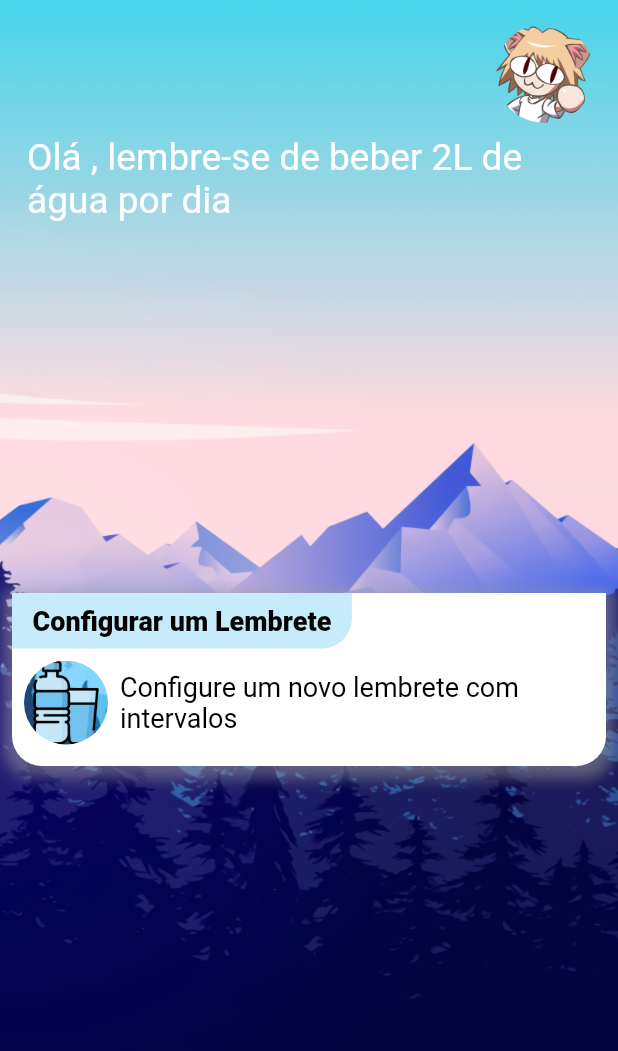
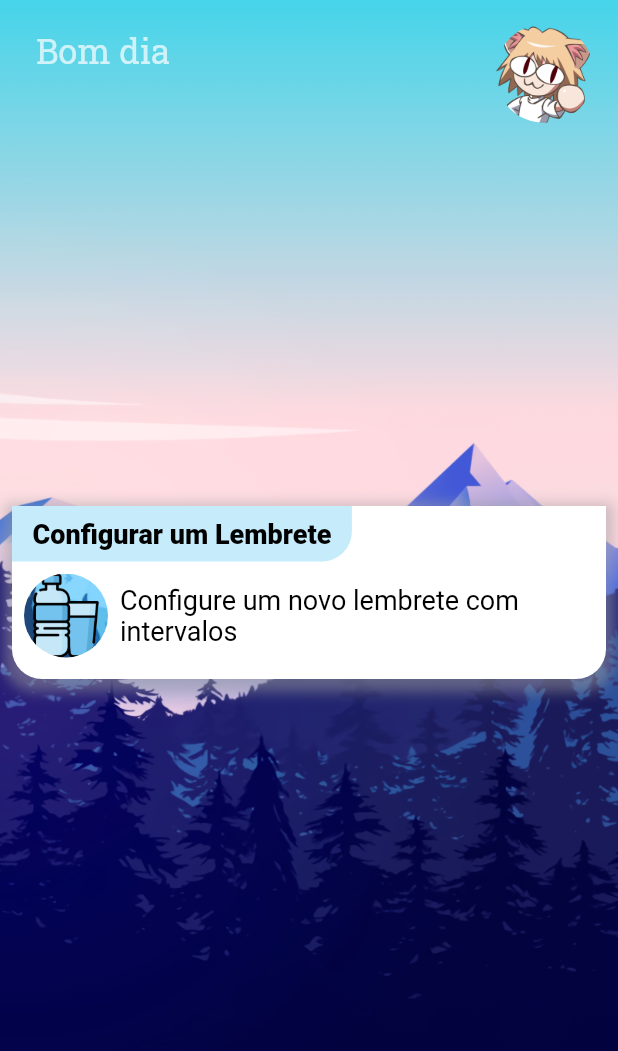
Before and after one commit to wesleydevsouza/water_reminder, a Flutter app: the Home screen opened by its route, on a phone screen of 412 x 824 dp. Shown: the top 1051 px of the screen. Run offline on Flutter 3.47's test engine with Material 2 defaults, Android fonts, the phone set to English and light mode, and no system bars; our stand-ins replace awesome_snackbar_content, flutter_local_notifications, google_fonts, page_transition, rxdart, shared_preferences and 2 more; accounts and stored records are empty.

Commit message:
feat: alteracao na exibicao da saudacao na home

```diff
--- a/lib/constants/styling.dart
+++ b/lib/constants/styling.dart
@@ -21,12 +21,12 @@ class AppTheme {
   static const Color corTituloDark = Color(0xFF137a7f);
   static const Color corTituloLight = Color(0xFFF8FCF6);
   static const Color corLogo = Color(0xFF38ffe2);
-  static const Color corLogo2 = Color(0xFFde1c81);
+  static const Color corLogo2 = Color(0xFFe12885);
 
   //BG
   static const Color corBGIntro1 = Color(0xFF0043D0);
-  static const Color corBGIntro2 = Color(0xff38ffe2);
-  static const Color corBGIntro3 = Color(0xFFde1c81);
+  static const Color corBGIntro2 = Color(0xFF31e6f0);
+  static const Color corBGIntro3 = Color(0xFFe12885);
 
   //Widgets
   static const Color corContainer = Color(0xFFF8FCF6);
--- a/lib/view/home_view.dart
+++ b/lib/view/home_view.dart
@@ -1,13 +1,27 @@
 import 'package:flutter/material.dart';
+import 'package:google_fonts/google_fonts.dart';
 import 'package:provider/provider.dart';
 import 'package:water_reminder/constants/background.dart';
 import 'package:water_reminder/constants/images.dart';
 import 'package:water_reminder/constants/size_config.dart';
+import 'package:water_reminder/constants/styling.dart';
 import 'package:water_reminder/providers/name_provider.dart';
 import 'package:water_reminder/widgets/miku_card.dart';
 
 class Home extends StatelessWidget {
   const Home({super.key});
+
+  String getGreeting() {
+    final hour = DateTime.now().hour;
+
+    if (hour >= 5 && hour < 12) {
+      return 'Bom dia';
+    } else if (hour >= 12 && hour < 18) {
+      return 'Boa tarde';
+    } else {
+      return 'Boa noite';
+    }
+  }
 
   @override
   Widget build(BuildContext context) {
@@ -26,8 +40,39 @@ class Home extends StatelessWidget {
                 crossAxisAlignment: CrossAxisAlignment.center,
                 children: <Widget>[
                   Row(
-                    mainAxisAlignment: MainAxisAlignment.end,
+                    mainAxisAlignment: MainAxisAlignment.spaceBetween,
                     children: [
+                      Padding(
+                        padding: const EdgeInsets.only(top: 16.0, left: 24),
+                        child: RichText(
+                          textAlign: TextAlign.left,
+                          textDirection: TextDirection.ltr,
+                          text: TextSpan(
+                            style: GoogleFonts.robotoSlab(
+                              color: Colors.white70,
+                              fontWeight: FontWeight.normal,
+                              fontSize: SizeConfig.textMultiplier * 2.8,
+                            ),
+                            children: <TextSpan>[
+                              TextSpan(
+                                text: getGreeting(),
+                              ),
+                              TextSpan(
+                                text: '\n$nome',
+                                style: Theme.of(context)
+                                    .textTheme
+                                    .bodyMedium
+                                    ?.copyWith(
+                                      color: Colors.white,
+                                      fontSize: SizeConfig.textMultiplier * 3.2,
+                                      fontWeight: FontWeight.bold,
+                                      letterSpacing: 3,
+                                    ),
+                              ),
+                            ],
+                          ),
+                        ),
+                      ),
                       GestureDetector(
                         onTap: () {
                           Navigator.pushNamed(context, '/profile');
@@ -47,20 +92,6 @@ class Home extends StatelessWidget {
                   ),
                   SizedBox(
                     height: SizeConfig.heightMultiplier * 1,
-                  ),
-                  Padding(
-                    padding: const EdgeInsets.symmetric(horizontal: 18.0),
-                    child: Align(
-                      alignment: Alignment.centerLeft,
-                      child: Text(
-                        "Olá $nome, lembre-se de beber 2L de água por dia",
-                        style: Theme.of(context).textTheme.bodyMedium?.copyWith(
-                              color: Colors.white,
-                              fontSize: SizeConfig.textMultiplier * 3,
-                            ),
-                        overflow: TextOverflow.clip,
-                      ),
-                    ),
                   ),
                   SizedBox(
                     height: SizeConfig.heightMultiplier * 30,
--- a/lib/view/intro_view.dart
+++ b/lib/view/intro_view.dart
@@ -85,6 +85,7 @@ class _IntroState extends State<Intro> {
                     onPressed: () {
                       final nome = _nomeSolicitadoController.text.trim();
                       if (nome.isNotEmpty) {
+                        FocusManager.instance.primaryFocus?.unfocus();
                         nomeProvider.setConfig(nome);
                         Navigator.pushNamed(context, '/slide');
                       } else {
```
Also changed, not shown: lib/view/slide_view.dart (+7 -29 lines).
